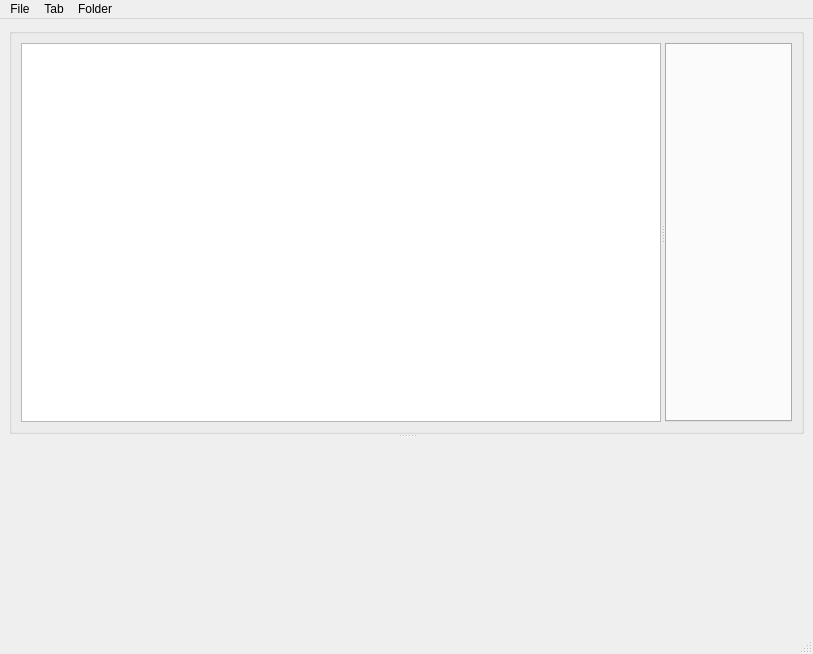
Before: the Qt Designer form app/ui/mainwindow.ui in dj1vs/corgide, drawn with Qt 5.
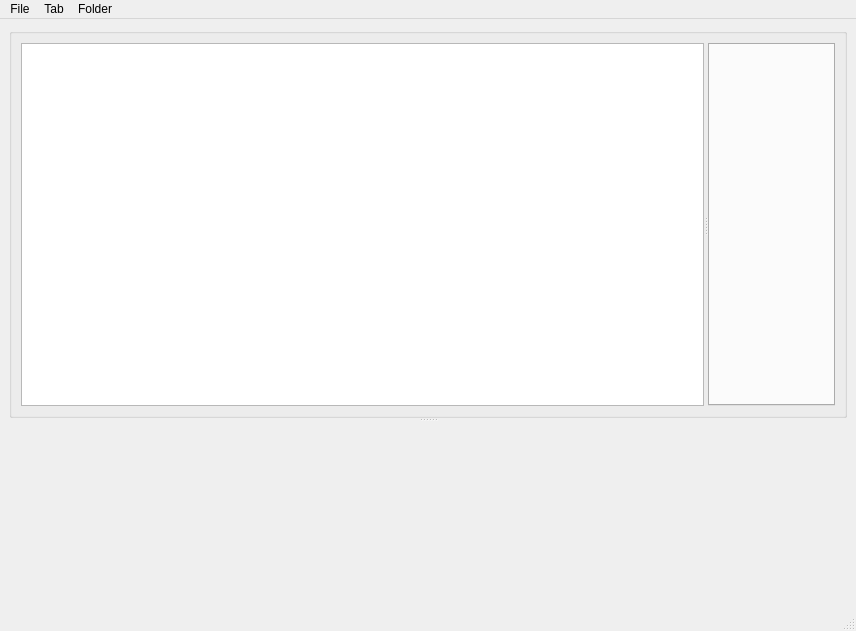
After: the same form once the commit is applied. Icons and pictures are not drawn. Custom widgets are drawn as their Qt base class.

The edit to the form file:
```diff
--- a/app/ui/mainwindow.ui
+++ b/app/ui/mainwindow.ui
@@ -6,8 +6,8 @@
    <rect>
     <x>0</x>
     <y>0</y>
-    <width>813</width>
-    <height>654</height>
+    <width>856</width>
+    <height>631</height>
    </rect>
   </property>
   <property name="windowTitle">
@@ -83,7 +83,7 @@
     <rect>
      <x>0</x>
      <y>0</y>
-     <width>813</width>
+     <width>856</width>
      <height>26</height>
     </rect>
    </property>
```
Left out of the diff: 27 changed lines with no effect on the pictures.
